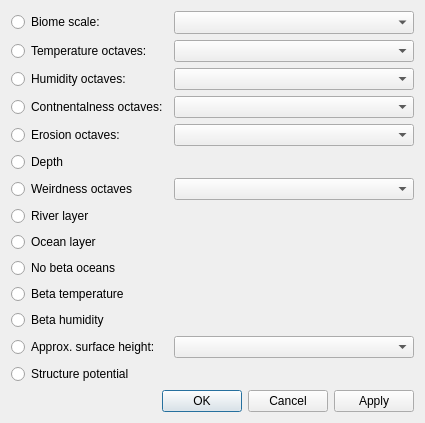
The window that src/layerdialog.ui (Cubitect/cubiomes-viewer) describes before a commit, drawn with Qt 5.
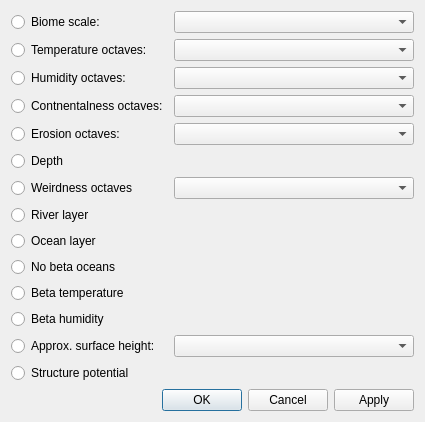
The same window after the commit. Icons and pictures are not drawn.

```diff
--- a/src/layerdialog.ui
+++ b/src/layerdialog.ui
@@ -20,7 +20,7 @@
      </property>
      <property name="font">
       <font>
-       <family>DejaVu Sans Mono</family>
+       <family>Monospace</family>
       </font>
      </property>
     </widget>
```
